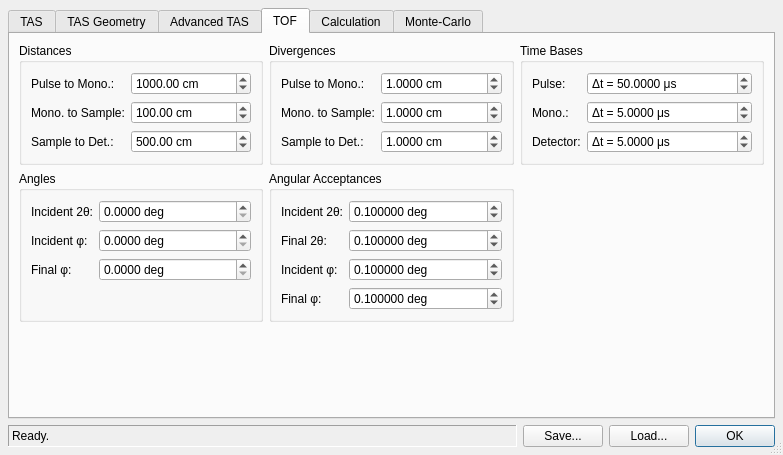
Before: the Qt Designer form ui/reso.ui in tweber-ill/frm_mirror-takin1, drawn with Qt 5.
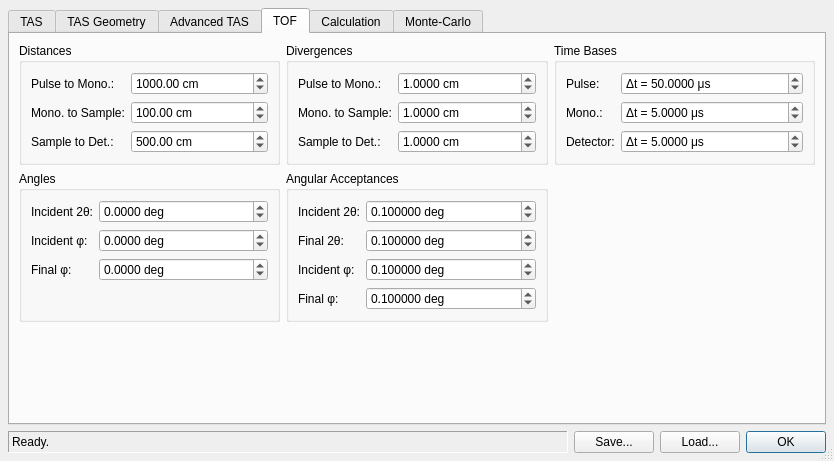
After: the same form once the commit is applied. The open tabs and pages were chosen to show the change.

```diff
--- a/ui/reso.ui
+++ b/ui/reso.ui
@@ -6,8 +6,8 @@
    <rect>
     <x>0</x>
     <y>0</y>
-    <width>783</width>
-    <height>447</height>
+    <width>834</width>
+    <height>461</height>
    </rect>
   </property>
   <property name="windowTitle">
@@ -1939,6 +1939,9 @@
             <property name="decimals">
              <number>4</number>
             </property>
+            <property name="minimum">
+             <double>-999999.000000000000000</double>
+            </property>
             <property name="maximum">
              <double>999999.000000000000000</double>
             </property>
@@ -1968,6 +1971,9 @@
             <property name="decimals">
              <number>4</number>
             </property>
+            <property name="minimum">
+             <double>-999999.000000000000000</double>
+            </property>
             <property name="maximum">
              <double>999999.000000000000000</double>
             </property>
@@ -1990,6 +1996,9 @@
             <property name="decimals">
              <number>4</number>
             </property>
+            <property name="minimum">
+             <double>-999999.000000000000000</double>
+            </property>
             <property name="maximum">
              <double>999999.000000000000000</double>
             </property>
```
